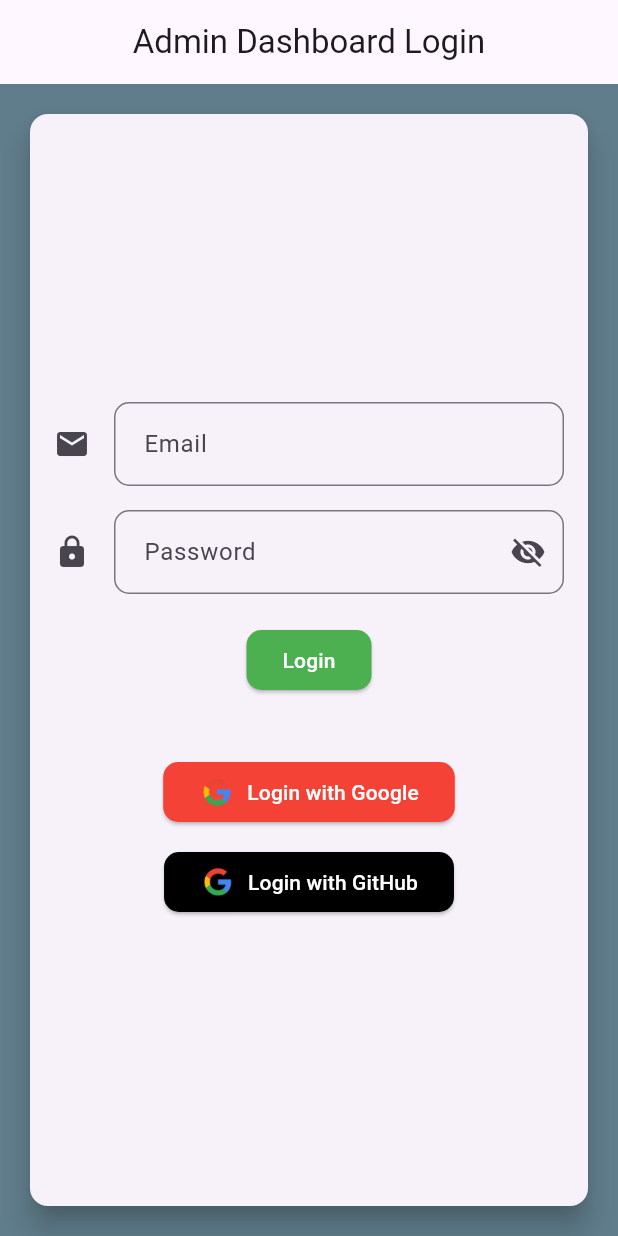
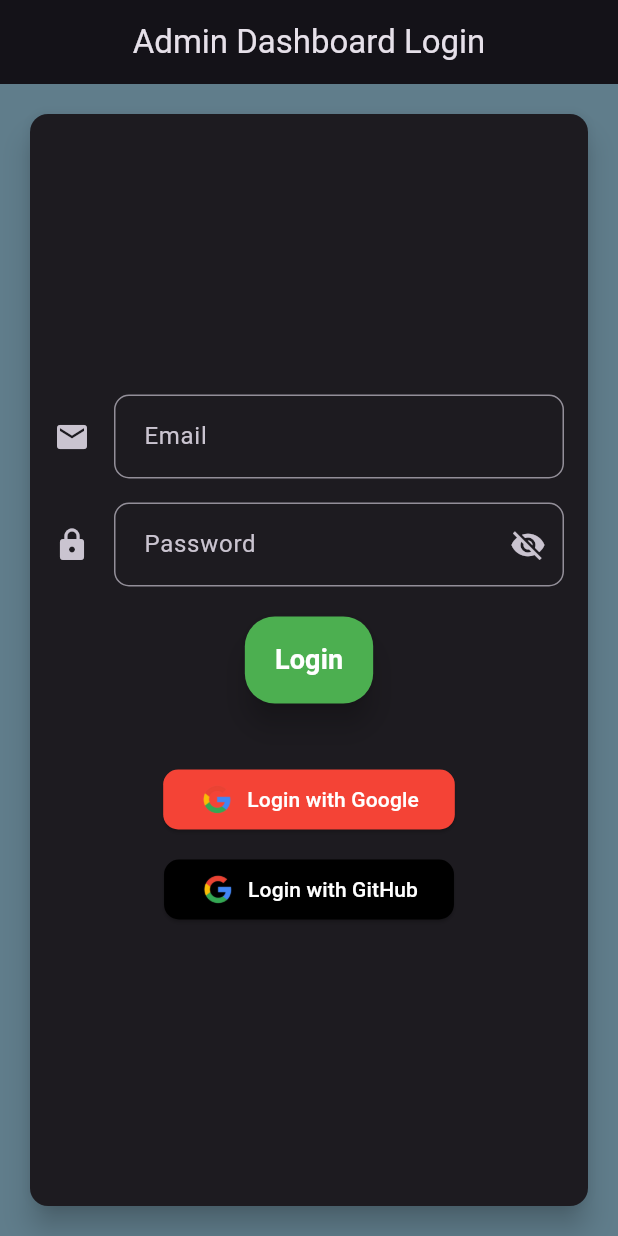
Before and after one commit to wassimnsiri/EmpowerLink_Flutter, a Flutter app: the screen it shows after launch, on a phone screen of 412 x 824 dp. Run offline on Flutter 3.47's test engine with Material 3 defaults, Android fonts, the phone set to English and light mode, and no system bars; our stand-ins replace fl_chart, jwt_decoder, shared_preferences.

Commit message:
Last update

```diff
--- a/pdmadmin/lib/login_page.dart
+++ b/pdmadmin/lib/login_page.dart
@@ -165,8 +165,7 @@ class _LoginPageState extends State<LoginPage> {
     // Check for errors and update error message
               if (errorMessage.isNotEmpty) {
                 setState(() {
-                        errorMessage =
-                            'Login failed. Please check your credentials.';
+                  errorMessage = 'Login failed. Please check your credentials.';
                });
              }
            },
@@ -174,11 +173,17 @@ class _LoginPageState extends State<LoginPage> {
     primary: Colors.green, // Background color
     onPrimary: Colors.white, // Text color
     shape: RoundedRectangleBorder(
-                      borderRadius: BorderRadius.circular(10.0),
+      borderRadius: BorderRadius.circular(20.0), // Adjust the border radius
+    ),
+    padding: EdgeInsets.symmetric(horizontal: 20.0, vertical: 16.0), // Adjust padding
+    elevation: 8.0,
+  ),
+  child: Text(
+    'Login',
+    style: TextStyle(fontSize: 18.0, fontWeight: FontWeight.bold), // Increase font size and make it bold
   ),
 ),
-                  child: Text('Login'),
-                ),
+
                 SizedBox(height: 20),
                 // Display error message
                 if (errorMessage.isNotEmpty)
--- a/pdmadmin/lib/main.dart
+++ b/pdmadmin/lib/main.dart
@@ -9,13 +9,10 @@ class MyApp extends StatelessWidget {
   @override
   Widget build(BuildContext context) {
     return MaterialApp(
-      theme: ThemeData(
-        primaryColor: Colors.blue,
-        backgroundColor: Colors.blueGrey,
-        scaffoldBackgroundColor: Colors.blueGrey,
-        textTheme: TextTheme(
-          bodyText2: TextStyle(color: Colors.white),
-        ),
+      debugShowCheckedModeBanner: false,
+      title: 'EmpowerLink',
+     theme: ThemeData.dark().copyWith(
+        scaffoldBackgroundColor: Colors.black,
       ),
       home: LoginPage(),
     );
--- a/pdmadmin/lib/page_accueil.dart
+++ b/pdmadmin/lib/page_accueil.dart
@@ -9,7 +9,7 @@ class PageAccueil extends StatelessWidget {
   @override
   Widget build(BuildContext context) {
     return Scaffold(
-      body: Row(
+                     body: Row(
         children: [
           const SideBar(),
           Expanded(
```
Also changed, not shown: pdmadmin/lib/UserListScreen.dart (added, +89 -0 lines), pdmadmin/lib/widgets/side_bar.dart (+18 -7 lines). Lines whose indentation alone changed are shown as unchanged.
